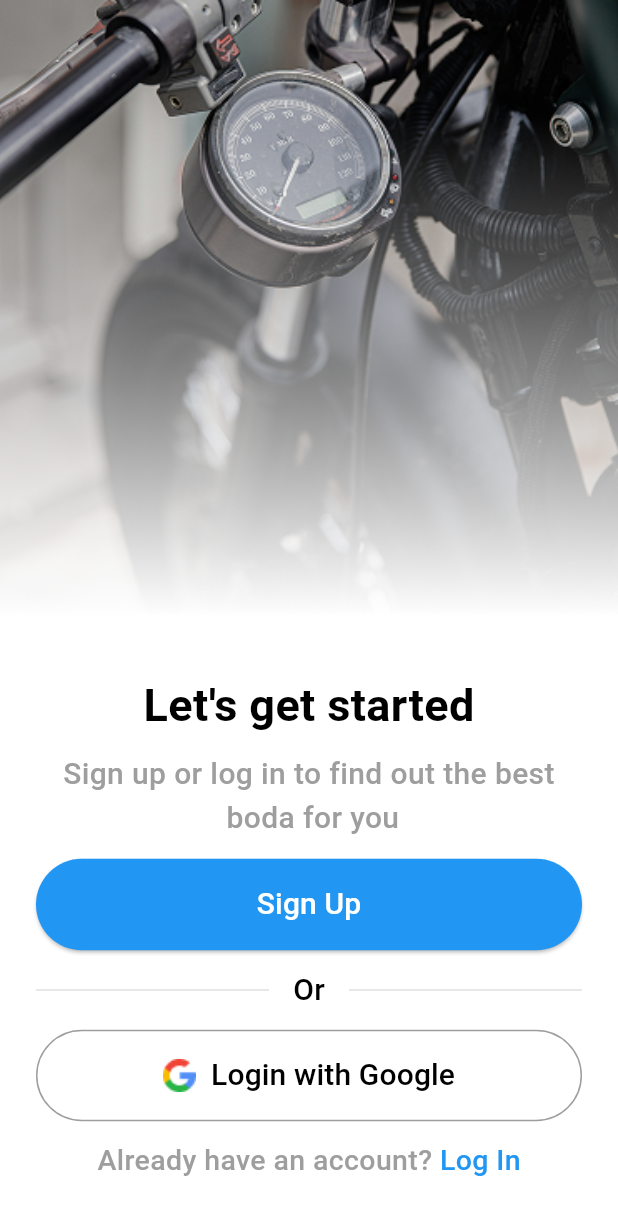
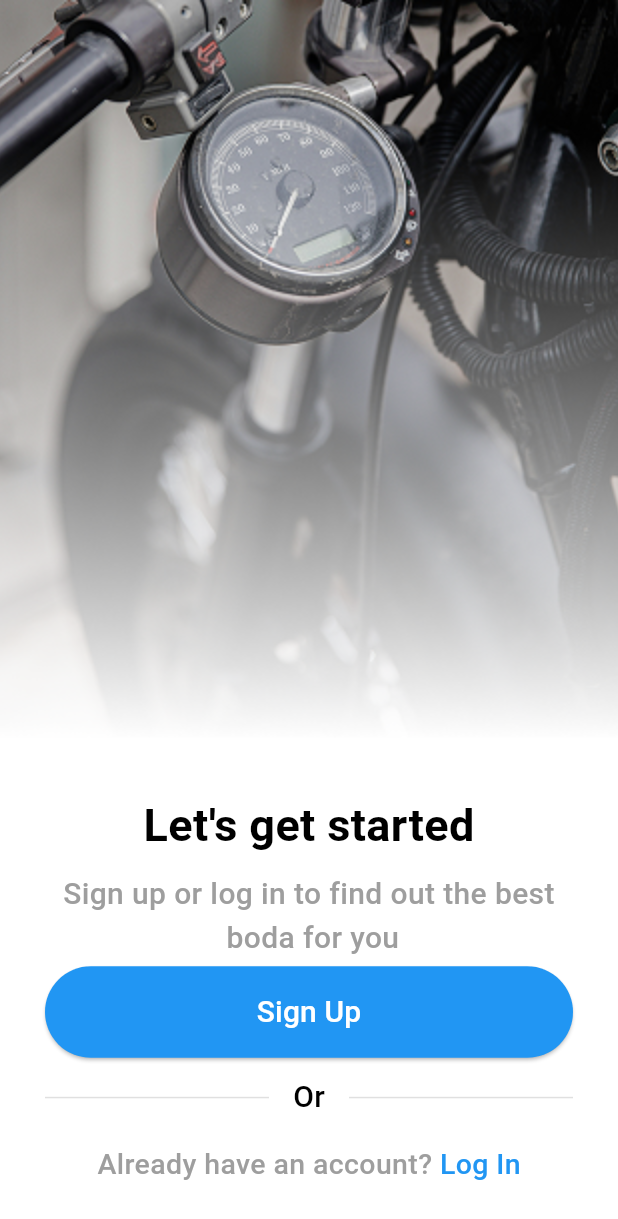
Before and after one commit to paladin-2024/KuboChain, a Flutter app: the OnBoardingPage screen opened directly, on a phone screen of 412 x 824 dp. Shown: the top 1219 px of the screen. Run offline on Flutter 3.47's test engine with Material 3 defaults, Android fonts, the phone set to English and light mode, and no system bars; our stand-ins replace google_fonts, smooth_page_indicator.

Commit message:
feat: Implement "Create an account" navigation and UI tweaks
This commit introduces several changes to the onboarding screen:

- The "Create an account" button now navigates to the `SignUpPage`.
- The top background image height has been increased from 50% to 60% of the screen height.
- The padding for the main content area has been increased from 24.0 to 30.0.
- The "Login with Google" button has been commented out.

```diff
--- a/lib/screens/onboarding.dart
+++ b/lib/screens/onboarding.dart
@@ -23,7 +23,7 @@ class OnBoardingPage extends StatelessWidget {
             // Image covering entire top including status bar area
             Container(
               width: double.infinity,
-              height: MediaQuery.of(context).size.height * 0.5 + MediaQuery.of(context).padding.top,
+              height: MediaQuery.of(context).size.height * 0.6 + MediaQuery.of(context).padding.top,
               child: Image.asset(
                 'assets/bg-1.png',
                 fit: BoxFit.cover,
@@ -33,7 +33,7 @@ class OnBoardingPage extends StatelessWidget {
             // Content area
             Expanded(
               child: Padding(
-                padding: const EdgeInsets.all(24.0),
+                padding: const EdgeInsets.all(30.0),
                 child: Column(
                   mainAxisAlignment: MainAxisAlignment.spaceEvenly,
                   children: [
@@ -68,7 +68,11 @@ class OnBoardingPage extends StatelessWidget {
                         SizedBox(
                           width: double.infinity,
                           child: ElevatedButton(
-                            onPressed: () {},
+                            onPressed: () {
+                              Navigator.push(context, MaterialPageRoute(builder: (context){
+                                return SignUpPage();
+                              }));
+                            },
                             style: ElevatedButton.styleFrom(
                               backgroundColor: Colors.blue,
                               padding: const EdgeInsets.symmetric(vertical: 16),
@@ -121,13 +125,12 @@ class OnBoardingPage extends StatelessWidget {
                         const SizedBox(height: 12),
 
                         // Login with Google Button
+                        /*
                           SizedBox(
                             width: double.infinity,
                             child: OutlinedButton(
                               onPressed: () {
-                              Navigator.push(context, MaterialPageRoute(builder: (context){
-                                return SignUpPage();
-                              }));
+
                               },
                               style: OutlinedButton.styleFrom(
                                 padding: const EdgeInsets.symmetric(vertical: 16),
@@ -159,6 +162,7 @@ class OnBoardingPage extends StatelessWidget {
                               ),
                             ),
                           ),
+                          */
                       ],
                     ),
 
```
Lines whose indentation alone changed are shown as unchanged.
